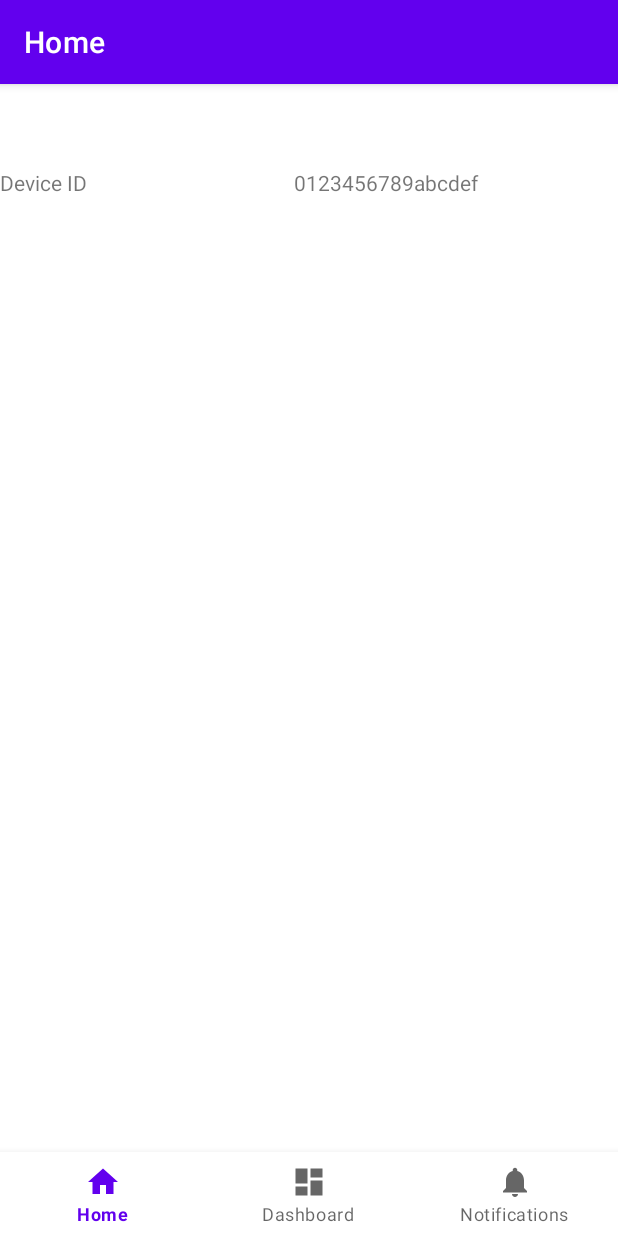
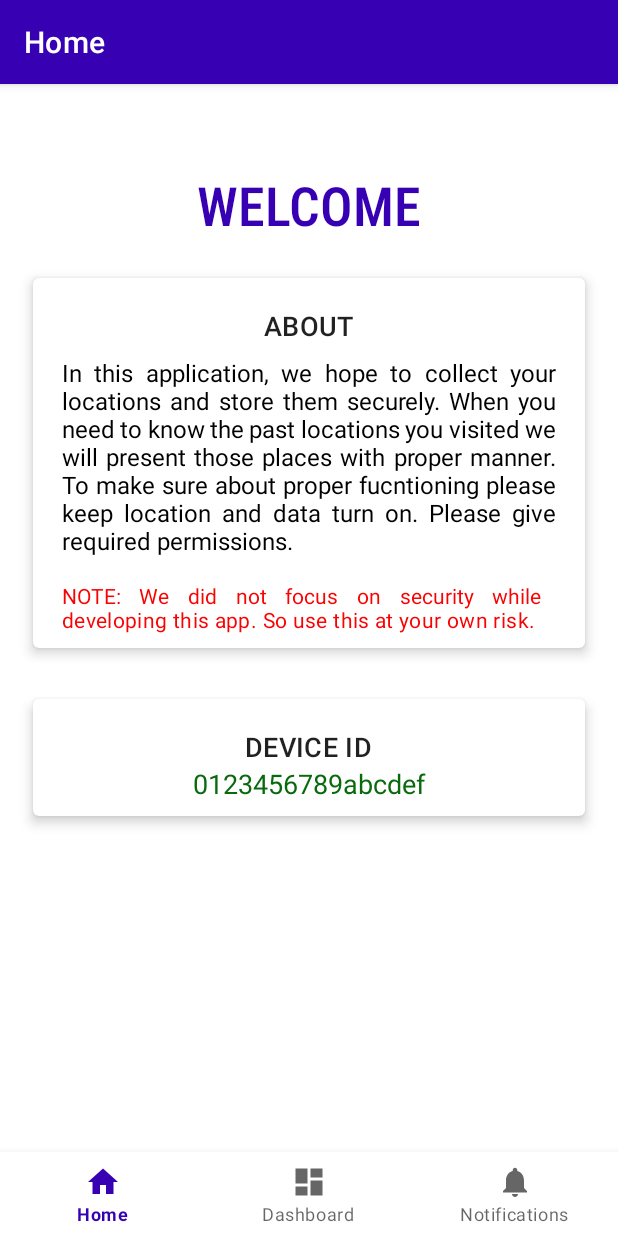
Before and after one commit to mashkarharis/ITrack404, an Android app: the screen it shows after launch (MainActivity), on a phone screen of 412 x 824 dp. Run offline under Robolectric (Android 15) with nearby library versions, the phone set to English and light mode, and no system bars; our stand-ins replace navigation-ui.

Commit message:
Upload Location + UI for that done git add .!

```diff
--- a/app/src/main/java/com/mashkarharis/itrack404/Centralized/Time_Location.java
+++ b/app/src/main/java/com/mashkarharis/itrack404/Centralized/Time_Location.java
@@ -4,9 +4,11 @@ import android.content.Context;
 import android.location.Location;
 import android.os.Build;
 import android.provider.Settings;
+import android.util.Log;
 
 import androidx.annotation.RequiresApi;
 
+import com.google.firebase.database.ChildEventListener;
 import com.google.firebase.database.DataSnapshot;
 import com.google.firebase.database.DatabaseError;
 import com.google.firebase.database.DatabaseReference;
@@ -35,20 +37,31 @@ public class Time_Location {
             // Write a message to the database
             FirebaseDatabase database = FirebaseDatabase.getInstance(applicationContext.getString(R.string.firebaseurl));
             DatabaseReference myRef = database.getReference("UserData");
-            OneLocation oneloc=new OneLocation();
-            oneloc.setLatitude(lc.getLatitude());
-            oneloc.setLongitude(lc.getLongitude());
-            oneloc.setTime(lft);
+            ValueEventListener eventListener=new ValueEventListener() {
 
-            LocationsToFirebase firelocations=new LocationsToFirebase();
-
-            ValueEventListener eventListener=new ValueEventListener() {
                 @Override
                 public void onDataChange(DataSnapshot dataSnapshot) {
-                    for (DataSnapshot snapshot : dataSnapshot.getChildren()) {
-                         //OneLocation loc = (ArrayList<>) snapshot.getValue();
-                        System.out.println(((HashMap)((ArrayList)snapshot.getValue()).get(0)).get("latitude"));
-                    }
+
+                       Iterable<DataSnapshot> fetchedlocs=dataSnapshot.child(device_id.toString()).child("recentloc").getChildren();
+                        for (DataSnapshot locs:fetchedlocs) {
+                            Log.i("LOCFETCH", locs.getValue().toString());
+                            Log.i("TIME", Long.parseLong(locs.child("time").getValue().toString()) + "");
+
+                            Long time = Long.parseLong(locs.child("time").getValue().toString());
+                            Double latitude = Double.parseDouble(locs.child("latitude").getValue().toString());
+                            Double longitude = Double.parseDouble(locs.child("longitude").getValue().toString());
+
+                            OneLocation oneloc = new OneLocation();
+                            oneloc.setTime(time);
+                            oneloc.setLatitude(latitude);
+                            oneloc.setLongitude(longitude);
+
+                            LocationsToFirebase.addRecentloc(oneloc);
+                        }
+
+
+
+
                 }
                 @Override
                 public void onCancelled(DatabaseError databaseError) {
@@ -56,10 +69,19 @@ public class Time_Location {
                 }
             };
 
+           // System.out.println(myRef.child("4").);
             myRef.addListenerForSingleValueEvent(eventListener);
-            firelocations.addRecentloc(oneloc);
+            myRef.removeEventListener(eventListener);
 
-            myRef.setValue(firelocations);
+            OneLocation newloc=new OneLocation();
+            newloc.setTime(lft);
+            newloc.setLongitude(lc.getLongitude());
+            newloc.setLatitude(lc.getLatitude());
+            LocationsToFirebase.addRecentloc(newloc);
+
+            LocationsToFirebase.printme();
+            myRef.child(device_id.toString()).child("recentloc").setValue(LocationsToFirebase.getRecentloc());
+
             System.out.println("FireBase Updating ... ");
             return true;
         }catch(Exception ex){
--- a/app/src/main/java/com/mashkarharis/itrack404/MainActivity.java
+++ b/app/src/main/java/com/mashkarharis/itrack404/MainActivity.java
@@ -5,6 +5,7 @@ import android.content.Intent;
 import android.content.pm.PackageManager;
 import android.os.Build;
 import android.os.Bundle;
+import android.text.Html;
 import android.widget.Toast;
 
 import com.google.android.material.bottomnavigation.BottomNavigationView;
@@ -39,6 +40,9 @@ public class MainActivity extends AppCompatActivity {
         NavController navController = Navigation.findNavController(this, R.id.nav_host_fragment);
         NavigationUI.setupActionBarWithNavController(this, navController, appBarConfiguration);
         NavigationUI.setupWithNavController(navView, navController);
+        getSupportActionBar().setTitle(Html.fromHtml("<font color='#FFFFFF'>Home</font>"));
+       // getActionBar().setTitle("I'M Here");
+
     }
 
     @Override
--- a/app/src/main/java/com/mashkarharis/itrack404/POJO/LocationsToFirebase.java
+++ b/app/src/main/java/com/mashkarharis/itrack404/POJO/LocationsToFirebase.java
@@ -5,19 +5,26 @@ import android.location.Location;
 import java.util.ArrayList;
 
 public class LocationsToFirebase {
-    public ArrayList<OneLocation> recentloc=new ArrayList<>();
+    public static ArrayList<OneLocation> recentloc=new ArrayList<>();
 
-    public ArrayList<OneLocation> getRecentloc() {
+    public static ArrayList<OneLocation> getRecentloc() {
         return recentloc;
     }
 
-    public void addRecentloc(OneLocation loc) {
-        if(this.recentloc.size()>=10){
-            this.recentloc.remove(0);
-            this.recentloc.add(loc);
+    public static void addRecentloc(OneLocation loc) {
+        if(recentloc.size()>=10){
+            recentloc.remove(0);
+            recentloc.add(loc);
             return;
         }
         recentloc.add(loc);
+
+
         return;
     }
+    public static void printme(){
+        for (OneLocation one:recentloc) {
+            System.out.println("#---->>>"+one.getTime());
+        }
+    }
 }
--- a/app/src/main/java/com/mashkarharis/itrack404/ui/home/HomeFragment.java
+++ b/app/src/main/java/com/mashkarharis/itrack404/ui/home/HomeFragment.java
@@ -7,6 +7,7 @@ import android.os.Build;
 import android.os.Bundle;
 import android.provider.Settings;
 import android.telephony.TelephonyManager;
+import android.text.Html;
 import android.view.LayoutInflater;
 import android.view.View;
 import android.view.ViewGroup;
@@ -40,6 +41,7 @@ public class HomeFragment extends Fragment {
         homeViewModel.getData().put("device_id",device_id);
         System.out.println("device_id :"+device_id);
 
+        // getActivity().getActionBar().setTitle(Html.fromHtml("<font color='#FFFFFF'>Home</font>"));
 
 
         View root = inflater.inflate(R.layout.fragment_home, container, false);
@@ -57,6 +59,7 @@ public class HomeFragment extends Fragment {
         TextView device_id=getActivity().findViewById(R.id.device_id_value);
         device_id.setText(data.get("device_id"));
 
+
     }
 
     @Override
--- a/app/src/main/res/layout/activity_main.xml
+++ b/app/src/main/res/layout/activity_main.xml
@@ -1,9 +1,11 @@
 <?xml version="1.0" encoding="utf-8"?>
 <androidx.constraintlayout.widget.ConstraintLayout xmlns:android="http://schemas.android.com/apk/res/android"
     xmlns:app="http://schemas.android.com/apk/res-auto"
+    xmlns:tools="http://schemas.android.com/tools"
     android:id="@+id/container"
     android:layout_width="match_parent"
     android:layout_height="match_parent"
+    android:background="#FFFFFF"
     android:paddingTop="?attr/actionBarSize">
 
     <com.google.android.material.bottomnavigation.BottomNavigationView
@@ -21,13 +23,15 @@
     <fragment
         android:id="@+id/nav_host_fragment"
         android:name="androidx.navigation.fragment.NavHostFragment"
-        android:layout_width="match_parent"
-        android:layout_height="match_parent"
+        android:layout_width="0dp"
+        android:layout_height="0dp"
         app:defaultNavHost="true"
-        app:layout_constraintBottom_toTopOf="@id/nav_view"
-        app:layout_constraintLeft_toLeftOf="parent"
-        app:layout_constraintRight_toRightOf="parent"
+        app:layout_constraintBottom_toTopOf="@+id/nav_view"
+        app:layout_constraintEnd_toEndOf="parent"
+        app:layout_constraintHorizontal_bias="1.0"
+        app:layout_constraintStart_toStartOf="parent"
         app:layout_constraintTop_toTopOf="parent"
+        app:layout_constraintVertical_bias="0.0"
         app:navGraph="@navigation/mobile_navigation" />
 
 </androidx.constraintlayout.widget.ConstraintLayout>
--- a/app/src/main/res/layout/fragment_home.xml
+++ b/app/src/main/res/layout/fragment_home.xml
@@ -4,11 +4,14 @@
     xmlns:tools="http://schemas.android.com/tools"
     android:layout_width="match_parent"
     android:layout_height="match_parent"
+    android:background="#2E4251"
     tools:context=".ui.home.HomeFragment">
 
     <ScrollView
+        android:id="@+id/scrollView2"
         android:layout_width="match_parent"
         android:layout_height="match_parent"
+        android:background="#FFFFFF"
         app:layout_constraintBottom_toBottomOf="parent"
         app:layout_constraintEnd_toEndOf="parent"
         app:layout_constraintStart_toStartOf="parent"
@@ -17,28 +20,137 @@
         <LinearLayout
             android:layout_width="match_parent"
             android:layout_height="wrap_content"
-            android:orientation="vertical" >
+            android:orientation="vertical">
+
+            <TextView
+                android:id="@+id/textView"
+                android:layout_width="match_parent"
+                android:layout_height="wrap_content"
+                android:background="#FFFFFF"
+                android:clickable="false"
+                android:fontFamily="sans-serif-condensed-light"
+                android:foregroundGravity="center_vertical|center_horizontal"
+                android:gravity="center_horizontal"
+                android:text="WELCOME"
+                android:textColor="#3700B3"
+                android:textSize="36sp"
+                android:textStyle="bold" />
+
+            <com.google.android.material.card.MaterialCardView
+                android:id="@+id/card"
+                android:layout_width="match_parent"
+                android:layout_height="wrap_content"
+                android:layout_marginStart="15dp"
+                android:layout_marginLeft="15dp"
+                android:layout_marginTop="15dp"
+                android:layout_marginEnd="15dp"
+                android:layout_marginRight="15dp"
+                android:layout_marginBottom="0dp"
+                android:outlineAmbientShadowColor="#000000"
+                android:outlineSpotShadowColor="#000000"
+                app:cardElevation="5dp"
+                app:cardUseCompatPadding="true">
 
                 <LinearLayout
                     android:layout_width="match_parent"
-                android:layout_height="42dp"
-                android:orientation="horizontal">
+                    android:layout_height="wrap_content"
+                    android:layout_marginStart="20dp"
+                    android:layout_marginLeft="20dp"
+                    android:layout_marginTop="10dp"
+                    android:layout_marginEnd="20dp"
+                    android:layout_marginRight="20dp"
+                    android:layout_marginBottom="10dp"
+                    android:orientation="vertical"
+                    android:paddingLeft="0dp"
+                    android:paddingRight="0dp">
+
+                    <!-- Media -->
 
                     <TextView
-                    android:id="@+id/device_id_label"
-                    android:layout_width="0dp"
-                    android:layout_height="match_parent"
-                    android:layout_weight="1"
-                    android:text="Device ID" />
+                        android:layout_width="wrap_content"
+                        android:layout_height="wrap_content"
+                        android:layout_gravity="center"
+                        android:layout_marginTop="10dp"
+                        android:text="ABOUT"
+                        android:textAppearance="?attr/textAppearanceHeadline6"
+                        android:textSize="18sp" />
+
+                    <TextView
+                        android:layout_width="wrap_content"
+                        android:layout_height="wrap_content"
+
+                        android:justificationMode="inter_word"
+                        android:layout_marginTop="8dp"
+                        android:text="In this application, we hope to collect your locations and store them securely. When you need to know the past locations you visited we will present those places with proper manner. To make sure about proper fucntioning please keep location and data turn on. Please give required permissions."
+                        android:textAppearance="@style/TextAppearance.AppCompat.Body1"
+                        android:textColor="@color/black"
+                        android:textSize="16sp" />
+
+                    <TextView
+                        android:layout_width="wrap_content"
+                        android:layout_height="wrap_content"
+                        android:layout_marginTop="16dp"
+                        android:justificationMode="inter_word"
+                        android:text="NOTE: We did not focus on security while developing this app. So use this at your own risk."
+                        android:textAppearance="?attr/textAppearanceBody2"
+                        android:textColor="#F80202" />
+
+
+                </LinearLayout>
+
+            </com.google.android.material.card.MaterialCardView>
+
+            <com.google.android.material.card.MaterialCardView
+                android:id="@+id/card2"
+                android:layout_width="match_parent"
+                android:layout_height="wrap_content"
+                android:layout_margin="15dp"
+                android:outlineAmbientShadowColor="#000000"
+                android:outlineSpotShadowColor="#000000"
+                app:cardElevation="5dp"
+                app:cardUseCompatPadding="true">
+
+                <LinearLayout
+                    android:layout_width="match_parent"
+                    android:layout_height="wrap_content"
+                    android:layout_marginStart="20dp"
+                    android:layout_marginLeft="20dp"
+                    android:layout_marginTop="10dp"
+                    android:layout_marginEnd="20dp"
+                    android:layout_marginRight="20dp"
+                    android:layout_marginBottom="10dp"
+                    android:orientation="vertical"
+                    android:paddingLeft="0dp"
+                    android:paddingRight="0dp">
+
+                    <!-- Media -->
+
+                    <TextView
+                        android:layout_width="wrap_content"
+                        android:layout_height="wrap_content"
+                        android:layout_gravity="center"
+                        android:layout_marginTop="10dp"
+                        android:text="DEVICE ID"
+                        android:textAppearance="?attr/textAppearanceHeadline6"
+                        android:textSize="18sp" />
 
                     <TextView
                         android:id="@+id/device_id_value"
-                    android:layout_width="0dp"
+                        android:layout_width="match_parent"
                         android:layout_height="match_parent"
                         android:layout_weight="3"
+                        android:fontFamily="sans-serif"
                         android:gravity="center_horizontal"
-                    android:text="-" />
+                        android:text="-"
+                        android:textColor="#096A0D"
+                        android:textSize="18sp" />
+
+
                 </LinearLayout>
+
+            </com.google.android.material.card.MaterialCardView>
+
         </LinearLayout>
     </ScrollView>
+
 </androidx.constraintlayout.widget.ConstraintLayout>
--- /dev/null
+++ b/app/src/main/res/mipmap-anydpi-v26/ic_banner.xml
@@ -0,0 +1,5 @@
+<?xml version="1.0" encoding="utf-8"?>
+<adaptive-icon xmlns:android="http://schemas.android.com/apk/res/android">
+    <background android:drawable="@color/ic_banner_background"/>
+    <foreground android:drawable="@mipmap/ic_banner_foreground"/>
+</adaptive-icon>
--- a/app/src/main/res/values-night/themes.xml
+++ /dev/null
@@ -1,16 +0,0 @@
-<resources xmlns:tools="http://schemas.android.com/tools">
-    <!-- Base application theme. -->
-    <style name="Theme.ITrack404" parent="Theme.MaterialComponents.DayNight.DarkActionBar">
-        <!-- Primary brand color. -->
-        <item name="colorPrimary">@color/purple_200</item>
-        <item name="colorPrimaryVariant">@color/purple_700</item>
-        <item name="colorOnPrimary">@color/black</item>
-        <!-- Secondary brand color. -->
-        <item name="colorSecondary">@color/teal_200</item>
-        <item name="colorSecondaryVariant">@color/teal_200</item>
-        <item name="colorOnSecondary">@color/black</item>
-        <!-- Status bar color. -->
-        <item name="android:statusBarColor" tools:targetApi="l">?attr/colorPrimaryVariant</item>
-        <!-- Customize your theme here. -->
-    </style>
-</resources>
--- /dev/null
+++ b/app/src/main/res/values/ic_banner_background.xml
@@ -0,0 +1,4 @@
+<?xml version="1.0" encoding="utf-8"?>
+<resources>
+    <color name="ic_banner_background">#FFFFFF</color>
+</resources>
--- a/app/src/main/res/values/themes.xml
+++ b/app/src/main/res/values/themes.xml
@@ -1,14 +1,14 @@
 <resources xmlns:tools="http://schemas.android.com/tools">
     <!-- Base application theme. -->
-    <style name="Theme.ITrack404" parent="Theme.MaterialComponents.DayNight.DarkActionBar">
+    <style name="Theme.ITrack404" parent="Theme.MaterialComponents.Light">
         <!-- Primary brand color. -->
-        <item name="colorPrimary">@color/purple_500</item>
+        <item name="colorPrimary">@color/purple_700</item>
         <item name="colorPrimaryVariant">@color/purple_700</item>
         <item name="colorOnPrimary">@color/white</item>
         <!-- Secondary brand color. -->
         <item name="colorSecondary">@color/teal_200</item>
         <item name="colorSecondaryVariant">@color/teal_700</item>
-        <item name="colorOnSecondary">@color/black</item>
+        <item name="colorOnSecondary">@color/white</item>
         <!-- Status bar color. -->
         <item name="android:statusBarColor" tools:targetApi="l">?attr/colorPrimaryVariant</item>
         <!-- Customize your theme here. -->
```
Also changed, not shown: app/src/main/res/drawable-xxhdpi/mainho.JPG (added), app/src/main/res/mipmap-xhdpi/ic_banner.png (added), app/src/main/res/mipmap-xhdpi/ic_banner_foreground.png (added). Lines whose indentation alone changed are shown as unchanged.
